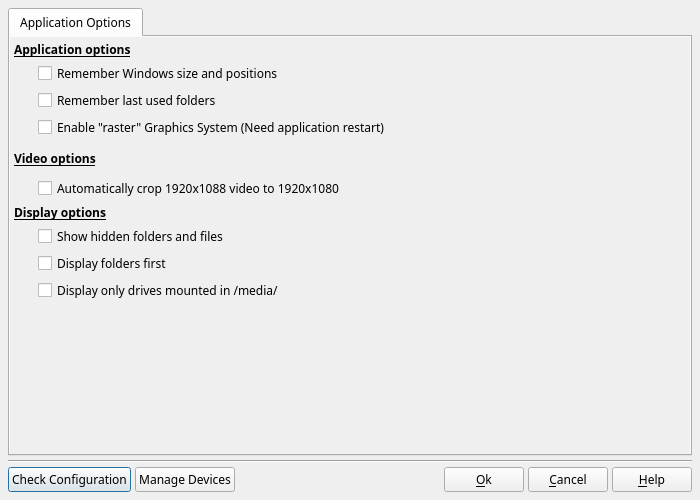
Old version of the form src/ffDiaporamaMMFiler/DlgApplicationSettings.ui in the repository boenki/ffdiaporama.
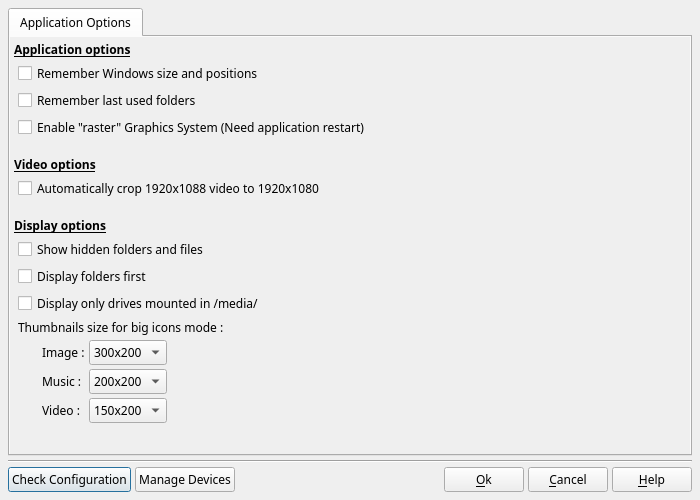
New version of the form. Icons and pictures are not drawn.

```diff
--- a/src/ffDiaporamaMMFiler/DlgApplicationSettings.ui
+++ b/src/ffDiaporamaMMFiler/DlgApplicationSettings.ui
@@ -84,8 +84,14 @@
            <property name="spacing">
             <number>4</number>
            </property>
-           <item row="1" column="1">
+           <item row="1" column="1" colspan="4">
             <widget class="QCheckBox" name="RestoreWindowCH">
+             <property name="sizePolicy">
+              <sizepolicy hsizetype="Preferred" vsizetype="Fixed">
+               <horstretch>0</horstretch>
+               <verstretch>0</verstretch>
+              </sizepolicy>
+             </property>
              <property name="toolTip">
               <string>If this box is checked, the sizes and the positions of all the windows and dialogue box of ffDiaporama will be saved to be reused the next time which you will use ffDiaporama.</string>
              </property>
@@ -94,8 +100,14 @@
              </property>
             </widget>
            </item>
-           <item row="2" column="1">
+           <item row="2" column="1" colspan="4">
             <widget class="QCheckBox" name="RememberLastDirectoriesCH">
+             <property name="sizePolicy">
+              <sizepolicy hsizetype="Preferred" vsizetype="Fixed">
+               <horstretch>0</horstretch>
+               <verstretch>0</verstretch>
+              </sizepolicy>
+             </property>
              <property name="toolTip">
               <string>If this box is checked, the directories that you use for the images, the videos, the projects, the musics and the generations of movie will be saved to be reused the next time which you will use ffDiaporama.</string>
              </property>
@@ -104,7 +116,7 @@
              </property>
             </widget>
            </item>
-           <item row="0" column="0" colspan="2">
+           <item row="0" column="0" colspan="5">
             <widget class="QLabel" name="label_3">
              <property name="font">
               <font>
@@ -118,7 +130,7 @@
              </property>
             </widget>
            </item>
-           <item row="12" column="0">
+           <item row="16" column="0" colspan="3">
             <spacer name="verticalSpacer_2">
              <property name="orientation">
               <enum>Qt::Vertical</enum>
@@ -131,7 +143,7 @@
              </property>
             </spacer>
            </item>
-           <item row="6" column="0" colspan="2">
+           <item row="6" column="0" colspan="5">
             <widget class="QLabel" name="label_35">
              <property name="minimumSize">
               <size>
@@ -155,17 +167,44 @@
              <property name="text">
               <string>Video options</string>
              </property>
+             <property name="alignment">
+              <set>Qt::AlignBottom|Qt::AlignLeading|Qt::AlignLeft</set>
+             </property>
             </widget>
            </item>
-           <item row="3" column="1">
+           <item row="3" column="1" colspan="4">
             <widget class="QCheckBox" name="RasterModeCB">
+             <property name="sizePolicy">
+              <sizepolicy hsizetype="Preferred" vsizetype="Fixed">
+               <horstretch>0</horstretch>
+               <verstretch>0</verstretch>
+              </sizepolicy>
+             </property>
              <property name="text">
               <string>Enable &quot;raster&quot; Graphics System (Need application restart)</string>
              </property>
             </widget>
            </item>
-           <item row="8" column="0" colspan="2">
+           <item row="8" column="0" colspan="5">
             <widget class="QLabel" name="BrowserOptions">
+             <property name="sizePolicy">
+              <sizepolicy hsizetype="Preferred" vsizetype="Fixed">
+               <horstretch>0</horstretch>
+               <verstretch>0</verstretch>
+              </sizepolicy>
+             </property>
+             <property name="minimumSize">
+              <size>
+               <width>0</width>
+               <height>30</height>
+              </size>
+             </property>
+             <property name="maximumSize">
+              <size>
+               <width>16777215</width>
+               <height>30</height>
+              </size>
+             </property>
              <property name="font">
               <font>
                <weight>75</weight>
@@ -176,12 +215,15 @@
              <property name="text">
               <string>Display options</string>
              </property>
+             <property name="alignment">
+              <set>Qt::AlignBottom|Qt::AlignLeading|Qt::AlignLeft</set>
+             </property>
             </widget>
            </item>
-           <item row="7" column="1">
+           <item row="7" column="1" colspan="4">
             <widget class="QCheckBox" name="Crop1088To1080CB">
              <property name="sizePolicy">
-              <sizepolicy hsizetype="Expanding" vsizetype="Fixed">
+              <sizepolicy hsizetype="Preferred" vsizetype="Fixed">
                <horstretch>0</horstretch>
                <verstretch>0</verstretch>
               </sizepolicy>
@@ -191,27 +233,158 @@
              </property>
             </widget>
            </item>
-           <item row="9" column="1">
+           <item row="9" column="1" colspan="4">
             <widget class="QCheckBox" name="HiddenCB">
+             <property name="sizePolicy">
+              <sizepolicy hsizetype="Preferred" vsizetype="Fixed">
+               <horstretch>0</horstretch>
+               <verstretch>0</verstretch>
+              </sizepolicy>
+             </property>
              <property name="text">
               <string>Show hidden folders and files</string>
              </property>
             </widget>
            </item>
-           <item row="10" column="1">
+           <item row="10" column="1" colspan="4">
             <widget class="QCheckBox" name="FoldersFirstCB">
+             <property name="sizePolicy">
+              <sizepolicy hsizetype="Preferred" vsizetype="Fixed">
+               <horstretch>0</horstretch>
+               <verstretch>0</verstretch>
+              </sizepolicy>
+             </property>
              <property name="text">
               <string>Display folders first</string>
              </property>
             </widget>
            </item>
-           <item row="11" column="1">
+           <item row="11" column="1" colspan="4">
             <widget class="QCheckBox" name="OnlyMediaDrivesCB">
+             <property name="sizePolicy">
+              <sizepolicy hsizetype="Preferred" vsizetype="Fixed">
+               <horstretch>0</horstretch>
+               <verstretch>0</verstretch>
+              </sizepolicy>
+             </property>
              <property name="text">
               <string>Display only drives mounted in /media/</string>
              </property>
             </widget>
            </item>
+           <item row="12" column="1" colspan="4">
+            <widget class="QLabel" name="label">
+             <property name="text">
+              <string>Thumbnails size for big icons mode :</string>
+             </property>
+            </widget>
+           </item>
+           <item row="13" column="1">
+            <widget class="QLabel" name="label_2">
+             <property name="sizePolicy">
+              <sizepolicy hsizetype="Fixed" vsizetype="Preferred">
+               <horstretch>0</horstretch>
+               <verstretch>0</verstretch>
+              </sizepolicy>
+             </property>
+             <property name="minimumSize">
+              <size>
+               <width>20</width>
+               <height>0</height>
+              </size>
+             </property>
+             <property name="maximumSize">
+              <size>
+               <width>20</width>
+               <height>16777215</height>
+              </size>
+             </property>
+             <property name="text">
+              <string notr="true"/>
+             </property>
+            </widget>
+           </item>
+           <item row="13" column="2">
+            <widget class="QLabel" name="label_4">
+             <property name="sizePolicy">
+              <sizepolicy hsizetype="Preferred" vsizetype="Preferred">
+               <horstretch>0</horstretch>
+               <verstretch>0</verstretch>
+              </sizepolicy>
+             </property>
+             <property name="text">
+              <string>Image :</string>
+             </property>
+            </widget>
+           </item>
+           <item row="13" column="3">
+            <widget class="QComboBox" name="ThumbSImageCB">
+             <property name="sizeAdjustPolicy">
+              <enum>QComboBox::AdjustToContents</enum>
+             </property>
+             <item>
+              <property name="text">
+               <string>300x200</string>
+              </property>
+             </item>
+            </widget>
+           </item>
+           <item row="13" column="4">
+            <spacer name="horizontalSpacer_2">
+             <property name="orientation">
+              <enum>Qt::Horizontal</enum>
+             </property>
+             <property name="sizeHint" stdset="0">
+              <size>
+               <width>40</width>
+               <height>20</height>
+              </size>
+             </property>
+            </spacer>
+           </item>
+           <item row="14" column="2">
+            <widget class="QLabel" name="label_5">
+             <property name="text">
+              <string>Music :</string>
+             </property>
+            </widget>
+           </item>
+           <item row="15" column="2">
+            <widget class="QLabel" name="label_6">
+             <property name="text">
+              <string>Video :</string>
+             </property>
+            </widget>
+           </item>
+           <item row="14" column="3">
+            <widget class="QComboBox" name="ThumbSMusicCB">
+             <property name="sizeAdjustPolicy">
+              <enum>QComboBox::AdjustToContents</enum>
+             </property>
+             <item>
+              <property name="text">
+               <string>200x200</string>
+              </property>
+             </item>
+            </widget>
+           </item>
+           <item row="15" column="3">
+            <widget class="QComboBox" name="ThumbSVideoCB">
+             <property name="sizeAdjustPolicy">
+              <enum>QComboBox::AdjustToContents</enum>
+             </property>
+             <item>
+              <property name="text">
+               <string>150x200</string>
+              </property>
+             </item>
+             <item>
+              <property name="text">
+               <string>162x216</string>
+              </property>
+             </item>
+            </widget>
+           </item>
           </layout>
          </widget>
         </widget>
@@ -238,7 +411,7 @@
         <string>Check Configuration</string>
        </property>
        <property name="icon">
-        <iconset>
+        <iconset resource="../../RSCffDiaporama.qrc">
          <normaloff>:/img/config.png</normaloff>:/img/config.png</iconset>
        </property>
       </widget>
@@ -249,7 +422,7 @@
         <string>Manage Devices</string>
        </property>
        <property name="icon">
-        <iconset>
+        <iconset resource="../../RSCffDiaporama.qrc">
          <normaloff>:/img/db.png</normaloff>:/img/db.png</iconset>
        </property>
       </widget>
@@ -276,7 +449,7 @@
         <string>&amp;Ok</string>
        </property>
        <property name="icon">
-        <iconset>
+        <iconset resource="../../RSCffDiaporama.qrc">
          <normaloff>:/img/action_ok.png</normaloff>:/img/action_ok.png</iconset>
        </property>
       </widget>
@@ -290,7 +463,7 @@
         <string>&amp;Cancel</string>
        </property>
        <property name="icon">
-        <iconset>
+        <iconset resource="../../RSCffDiaporama.qrc">
          <normaloff>:/img/action_cancel.png</normaloff>:/img/action_cancel.png</iconset>
        </property>
       </widget>
@@ -304,7 +477,7 @@
         <string>&amp;Help</string>
        </property>
        <property name="icon">
-        <iconset>
+        <iconset resource="../../RSCffDiaporama.qrc">
          <normaloff>:/img/help.png</normaloff>:/img/help.png</iconset>
        </property>
        <property name="shortcut">
```
Left out of the diff: 5 changed lines with no effect on the pictures.
